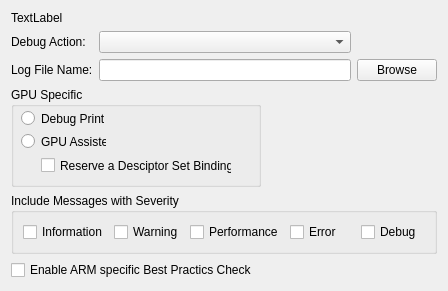
First picture: the form in vkconfig/khronossettings.ui, repository LunarG/VulkanTools, before the edit.
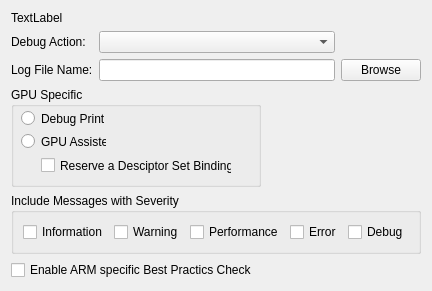
Second picture: the form after the edit.

Patch:
```diff
--- a/vkconfig/khronossettings.ui
+++ b/vkconfig/khronossettings.ui
@@ -6,14 +6,14 @@
    <rect>
     <x>0</x>
     <y>0</y>
-    <width>448</width>
-    <height>289</height>
+    <width>389</width>
+    <height>277</height>
    </rect>
   </property>
   <property name="windowTitle">
    <string>Form</string>
   </property>
-  <layout class="QGridLayout" name="gridLayout">
+  <layout class="QGridLayout" name="gridLayout" rowstretch="1,0,0,0,0,0,0">
    <item row="2" column="1">
     <widget class="QLineEdit" name="lineEditLogFile">
      <property name="sizePolicy">
@@ -48,6 +48,34 @@
      </property>
     </widget>
    </item>
+   <item row="0" column="0" colspan="3">
+    <widget class="QLabel" name="labelText">
+     <property name="sizePolicy">
+      <sizepolicy hsizetype="Expanding" vsizetype="Expanding">
+       <horstretch>0</horstretch>
+       <verstretch>0</verstretch>
+      </sizepolicy>
+     </property>
+     <property name="maximumSize">
+      <size>
+       <width>16777215</width>
+       <height>36</height>
+      </size>
+     </property>
+     <property name="text">
+      <string>TextLabel</string>
+     </property>
+     <property name="alignment">
+      <set>Qt::AlignLeading|Qt::AlignLeft|Qt::AlignTop</set>
+     </property>
+     <property name="wordWrap">
+      <bool>true</bool>
+     </property>
+     <property name="margin">
+      <number>3</number>
+     </property>
+    </widget>
+   </item>
    <item row="4" column="0" colspan="3">
     <widget class="QGroupBox" name="groupBox">
      <property name="sizePolicy">
@@ -182,21 +210,18 @@
      </property>
     </widget>
    </item>
-   <item row="0" column="0" colspan="3">
-    <widget class="QLabel" name="labelText">
-     <property name="text">
-      <string>TextLabel</string>
+   <item row="6" column="0">
+    <spacer name="verticalSpacer">
+     <property name="orientation">
+      <enum>Qt::Vertical</enum>
      </property>
-     <property name="alignment">
-      <set>Qt::AlignLeading|Qt::AlignLeft|Qt::AlignTop</set>
+     <property name="sizeHint" stdset="0">
+      <size>
+       <width>20</width>
+       <height>40</height>
+      </size>
      </property>
-     <property name="wordWrap">
-      <bool>true</bool>
-     </property>
-     <property name="margin">
-      <number>6</number>
-     </property>
-    </widget>
+    </spacer>
    </item>
   </layout>
  </widget>
```
